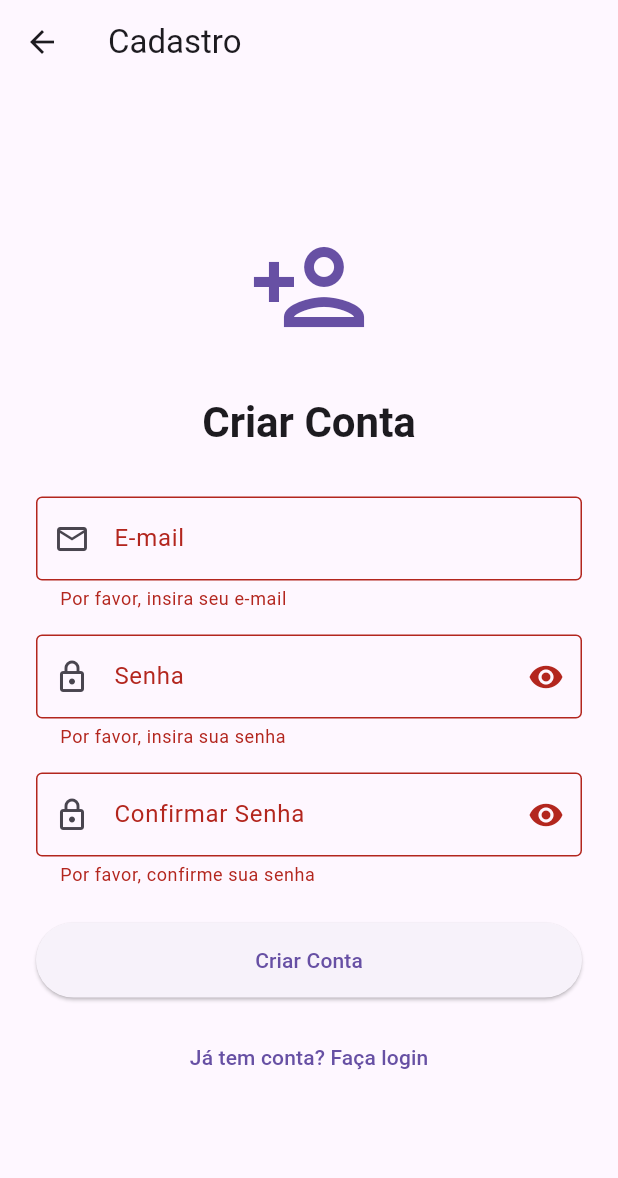
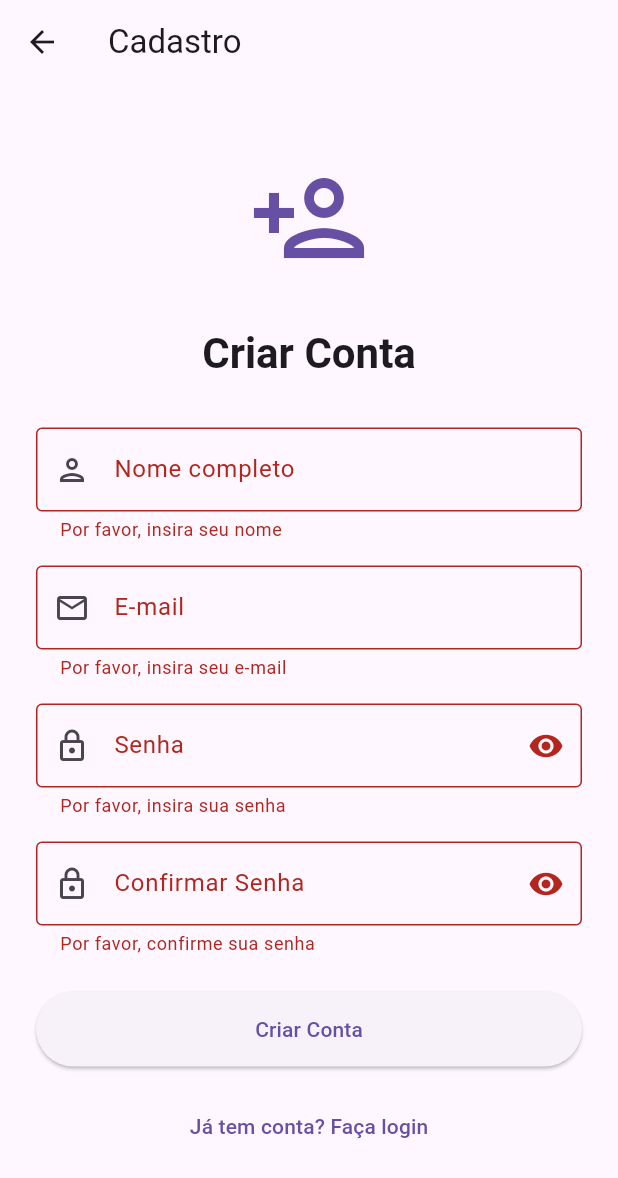
Before and after one commit to LeandroSimo/app-auth-firebase, a Flutter app: the RegisterScreen screen opened by its route, after a tap on "Criar Conta", on a phone screen of 412 x 824 dp. Shown: the top 1178 px of the screen. Run offline on Flutter 3.47's test engine with Material 3 defaults, Android fonts, the phone set to English and light mode, and no system bars; our stand-ins replace equatable, firebase_auth, firebase_core, flutter_bloc; accounts and stored records are empty.

Commit message:
feat: [add displayName parameter to user registration and update FirebaseAuthService to handle it]

```diff
--- a/lib/src/features/auth/data/domain/repositories/auth_repository.dart
+++ b/lib/src/features/auth/data/domain/repositories/auth_repository.dart
@@ -9,6 +9,7 @@ abstract class AuthRepository {
   Future<User?> createUserWithEmailAndPassword({
     required String email,
     required String password,
+    String? displayName,
   });
 
   Future<void> signOut();
--- a/lib/src/features/auth/data/repositories/auth_repository_impl.dart
+++ b/lib/src/features/auth/data/repositories/auth_repository_impl.dart
@@ -31,10 +31,12 @@ class AuthRepositoryImpl implements AuthRepository {
   Future<User?> createUserWithEmailAndPassword({
     required String email,
     required String password,
+    String? displayName,
   }) async {
     return await _firebaseAuthService.createUserWithEmailAndPassword(
       email: email,
       password: password,
+      displayName: displayName,
     );
   }
 
--- a/lib/src/features/auth/presentation/bloc/auth_cubit.dart
+++ b/lib/src/features/auth/presentation/bloc/auth_cubit.dart
@@ -63,6 +63,7 @@ class AuthCubit extends Cubit<AuthState> {
   Future<void> createUserWithEmailAndPassword({
     required String email,
     required String password,
+    String? displayName,
   }) async {
     try {
       emit(AuthLoading());
@@ -70,6 +71,7 @@ class AuthCubit extends Cubit<AuthState> {
       final user = await _authRepository.createUserWithEmailAndPassword(
         email: email,
         password: password,
+        displayName: displayName,
       );
 
       if (user != null) {
--- a/lib/src/features/auth/presentation/screens/register_screen.dart
+++ b/lib/src/features/auth/presentation/screens/register_screen.dart
@@ -14,6 +14,7 @@ class RegisterScreen extends StatefulWidget {
 
 class _RegisterScreenState extends State<RegisterScreen> {
   final _formKey = GlobalKey<FormState>();
+  final _nameController = TextEditingController();
   final _emailController = TextEditingController();
   final _passwordController = TextEditingController();
   final _confirmPasswordController = TextEditingController();
@@ -22,6 +23,7 @@ class _RegisterScreenState extends State<RegisterScreen> {
 
   @override
   void dispose() {
+    _nameController.dispose();
     _emailController.dispose();
     _passwordController.dispose();
     _confirmPasswordController.dispose();
@@ -52,9 +54,9 @@ class _RegisterScreenState extends State<RegisterScreen> {
                 ),
               );
             } else if (state is AuthAuthenticated) {
-              Navigator.of(context).pushReplacement(
-                MaterialPageRoute(builder: (_) => const HomeScreen()),
-              );
+              Navigator.of(
+                context,
+              ).pushNamedAndRemoveUntil(HomeScreen.routeName, (route) => false);
             }
           },
           builder: (context, state) {
@@ -77,6 +79,25 @@ class _RegisterScreenState extends State<RegisterScreen> {
                           ?.copyWith(fontWeight: FontWeight.bold),
                     ),
                     const SizedBox(height: 32),
+                    TextFormField(
+                      controller: _nameController,
+                      textCapitalization: TextCapitalization.words,
+                      decoration: const InputDecoration(
+                        labelText: 'Nome completo',
+                        prefixIcon: Icon(Icons.person_outlined),
+                        border: OutlineInputBorder(),
+                      ),
+                      validator: (value) {
+                        if (value == null || value.trim().isEmpty) {
+                          return 'Por favor, insira seu nome';
+                        }
+                        if (value.trim().length < 2) {
+                          return 'Nome deve ter pelo menos 2 caracteres';
+                        }
+                        return null;
+                      },
+                    ),
+                    const SizedBox(height: 16),
                     TextFormField(
                       controller: _emailController,
                       keyboardType: TextInputType.emailAddress,
@@ -172,7 +193,9 @@ class _RegisterScreenState extends State<RegisterScreen> {
                                 width: 20,
                                 child: CircularProgressIndicator(
                                   strokeWidth: 2,
-                                  valueColor: AlwaysStoppedAnimation<Color>(Colors.white),
+                                  valueColor: AlwaysStoppedAnimation<Color>(
+                                    Colors.white,
+                                  ),
                                 ),
                               )
                             : const Text('Criar Conta'),
@@ -180,9 +203,11 @@ class _RegisterScreenState extends State<RegisterScreen> {
                     ),
                     const SizedBox(height: 16),
                     TextButton(
-                      onPressed: state is AuthLoading ? null : () {
-                        Navigator.of(context).pop();
-                      },
+                      onPressed: state is AuthLoading
+                          ? null
+                          : () {
+                              Navigator.of(context).pop();
+                            },
                       child: const Text('Já tem conta? Faça login'),
                     ),
                   ],
@@ -200,6 +225,7 @@ class _RegisterScreenState extends State<RegisterScreen> {
       context.read<AuthCubit>().createUserWithEmailAndPassword(
         email: _emailController.text.trim(),
         password: _passwordController.text,
+        displayName: _nameController.text.trim(),
       );
     }
   }
```
Also changed, not shown: lib/src/features/auth/data/services/firebase_auth_service.dart (+8 -1 lines), lib/src/features/auth/presentation/screens/login_screen.dart (+9 -5 lines).
